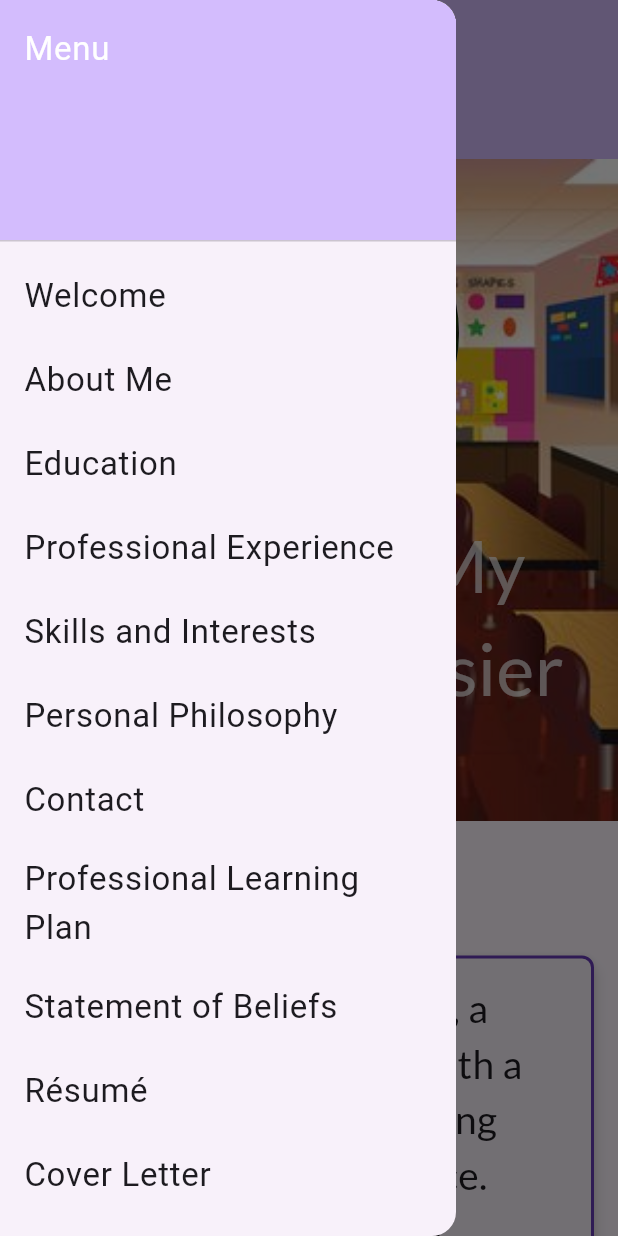
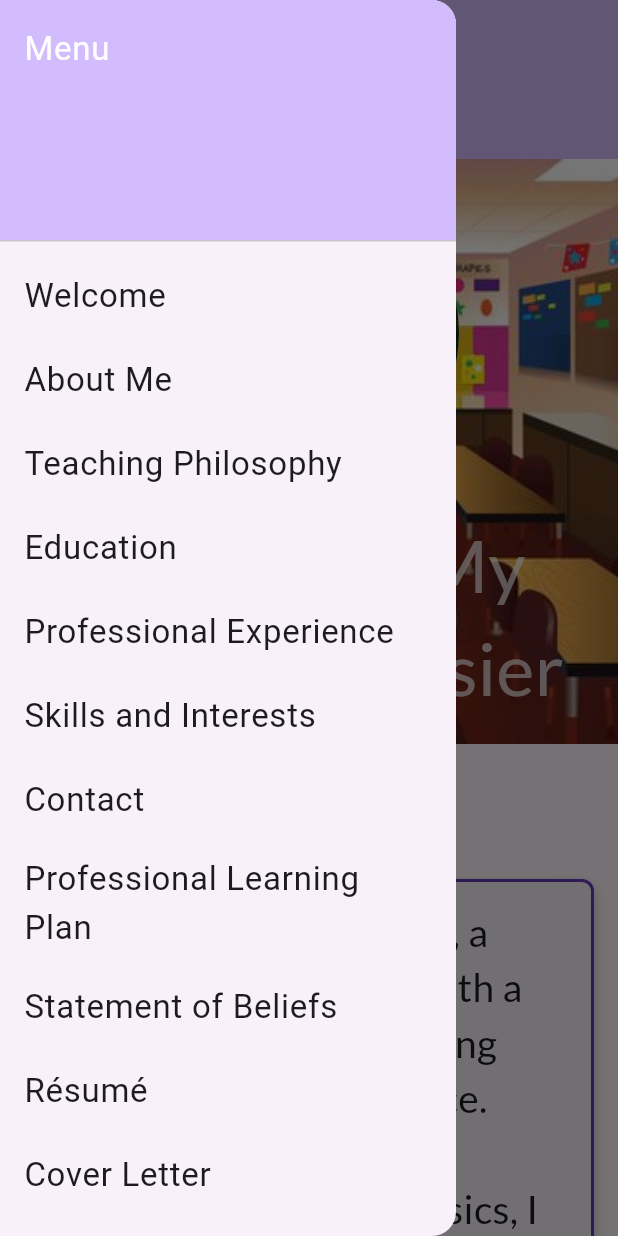
Before and after one commit to jason1chiu/teaching_dossier, a Flutter app: the screen it shows after launch, with the side drawer open, on a phone screen of 412 x 824 dp. Run offline on Flutter 3.47's test engine with Material 3 defaults, Android fonts, the phone set to English and light mode, and no system bars; our stand-ins replace font_awesome_flutter.

Commit message:
fixed problems listed in VSC

```diff
--- a/lib/components/drawer_items.dart
+++ b/lib/components/drawer_items.dart
@@ -75,6 +75,16 @@ class CustomDrawer extends StatelessWidget {
           ),
           ListTile(
             title: const Text(
+              'Teaching Philosophy',
+              style: TextStyle(fontSize: 22),
+            ),
+            onTap: () {
+              Navigator.pop(context);
+              scrollToSection(philosophyKey);
+            },
+          ),
+          ListTile(
+            title: const Text(
               'Education',
               style: TextStyle(fontSize: 22),
             ),
@@ -101,16 +111,6 @@ class CustomDrawer extends StatelessWidget {
             onTap: () {
               Navigator.pop(context);
               scrollToSection(skillsKey);
-            },
-          ),
-          ListTile(
-            title: const Text(
-              'Personal Philosophy',
-              style: TextStyle(fontSize: 22),
-            ),
-            onTap: () {
-              Navigator.pop(context);
-              scrollToSection(philosophyKey);
             },
           ),
           ListTile(
@@ -192,9 +192,10 @@ class CustomDrawer extends StatelessWidget {
     );
   }
 
-  void _launchURL(String url) async {
-    if (await canLaunch(url)) {
-      await launch(url);
+  void _launchURL(String urlString) async {
+    final Uri url = Uri.parse(urlString);
+    if (await canLaunchUrl(url)) {
+      await launchUrl(url);
     } else {
       throw 'Could not launch $url';
     }
--- a/lib/main.dart
+++ b/lib/main.dart
@@ -1,5 +1,4 @@
 import 'package:flutter/material.dart';
-import 'package:url_launcher/url_launcher.dart';
 import 'components/navigation_bar.dart';
 import 'components/drawer_items.dart';
 import 'sections/about_me.dart';
@@ -20,11 +19,11 @@
         colorScheme: ColorScheme.fromSeed(seedColor: Colors.deepPurple),
         useMaterial3: true,
         textTheme: const TextTheme(
-          headline1: TextStyle(
+          displayLarge: TextStyle(
               fontFamily: 'Lato', fontWeight: FontWeight.bold, fontSize: 32),
-          headline6: TextStyle(
+          titleLarge: TextStyle(
               fontFamily: 'Lato', fontWeight: FontWeight.bold, fontSize: 20),
-          bodyText2: TextStyle(fontFamily: 'Lato', fontSize: 16),
+          bodyMedium: TextStyle(fontFamily: 'Lato', fontSize: 16),
         ),
       ),
       home: const MyHomePage(title: 'Teaching Dossier'),
@@ -63,19 +62,11 @@
     );
   }
 
-  void _launchURL(String url) async {
-    if (await canLaunch(url)) {
-      await launch(url);
-    } else {
-      throw 'Could not launch $url';
-    }
-  }
-
   @override
   Widget build(BuildContext context) {
     return Scaffold(
       appBar: AppBar(
-        title: Text(widget.title, style: Theme.of(context).textTheme.headline6),
+        title: Text(widget.title, style: Theme.of(context).textTheme.titleLarge),
         backgroundColor: Theme.of(context).colorScheme.inversePrimary,
         automaticallyImplyLeading: false,
         bottom: PreferredSize(
--- a/lib/sections/about_me.dart
+++ b/lib/sections/about_me.dart
@@ -26,10 +26,11 @@ class AboutMeSection extends StatelessWidget {
 
   @override
   Widget build(BuildContext context) {
+    final GlobalKey sectionTitleKey = GlobalKey();
     return Column(
       key: aboutMeKey,
       children: [
-        buildSectionTitle('About Me', aboutMeKey),
+        buildSectionTitle('About Me', sectionTitleKey),
         Padding(
           padding: const EdgeInsets.all(16.0),
           child: LayoutBuilder(
@@ -65,7 +66,8 @@ class AboutMeSection extends StatelessWidget {
                       ? Row(
                           children: [
                             Expanded(
-                              child: PhilosophySection(sectionKey: philosophyKey),
+                              child:
+                                  PhilosophySection(sectionKey: philosophyKey),
                             ),
                             const SizedBox(width: 16),
                             Expanded(
@@ -85,7 +87,8 @@ class AboutMeSection extends StatelessWidget {
                       ? Row(
                           children: [
                             Expanded(
-                              child: ExperienceSection(sectionKey: experienceKey),
+                              child:
+                                  ExperienceSection(sectionKey: experienceKey),
                             ),
                             const SizedBox(width: 16),
                             Expanded(
--- a/lib/widgets/hero_section.dart
+++ b/lib/widgets/hero_section.dart
@@ -28,10 +28,6 @@ class HeroSection extends StatelessWidget {
               'Welcome to My Teaching Dossier',
               style: TextStyle(fontSize: 48, color: Colors.white70),
             ),
-            Text(
-              'Jason Chiu',
-              style: TextStyle(fontSize: 36, color: Colors.white70),
-            ),
           ],
         ),
       ),
--- a/pubspec.yaml
+++ b/pubspec.yaml
@@ -1,4 +1,4 @@
-name: jason_chiu
+name: teaching_dossier
 description: "A new Flutter project."
 publish_to: 'none' # Remove this line if you wish to publish to pub.dev
 
```
Also changed, not shown: lib/components/navigation_bar.dart (+6 -4 lines), lib/sections/contact.dart (+8 -5 lines), 2 other files.
